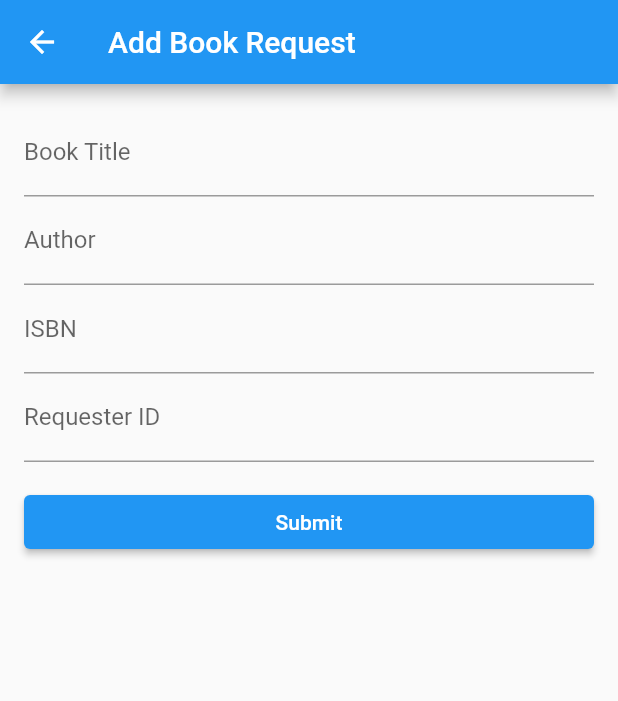
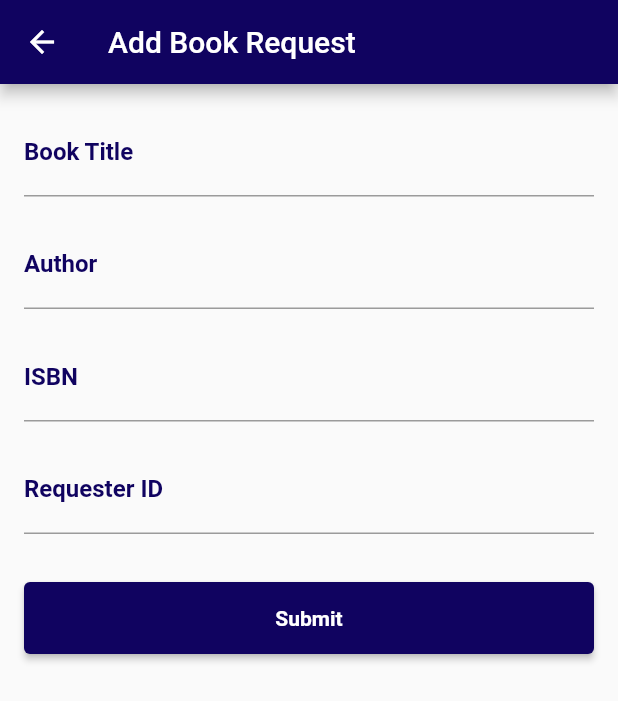
Before and after one commit to SARANGA199/OpenBook, a Flutter app: the AddRequestScreen screen opened directly, on a phone screen of 412 x 824 dp. Shown: the top 701 px of the screen. Run offline on Flutter 3.47's test engine with Material 2 defaults, Android fonts, the phone set to English and light mode, and no system bars; our stand-ins replace cloud_firestore, firebase_auth, firebase_core; accounts and stored records are empty.

Commit message:
crud implementation

```diff
--- a/open_book/lib/screens/request_management/AddRequestScreen.dart
+++ b/open_book/lib/screens/request_management/AddRequestScreen.dart
@@ -1,5 +1,6 @@
 import 'package:open_book/model/bookRequest.dart';
 import 'package:open_book/repositories/BookRequestRepository.dart';
+import 'package:open_book/screens/request_management/DisplayAllRequestsScreen.dart';
 import 'package:flutter/material.dart';
 import 'package:cloud_firestore/cloud_firestore.dart';
 
@@ -32,6 +33,14 @@ class _AddBookRequestScreenState extends State<AddRequestScreen> {
 
       //clear form
       _formKey.currentState!.reset();
+
+      //navigate to DisplayAllRequestsScreen
+      Navigator.push(
+        context,
+        MaterialPageRoute(
+          builder: (context) => DisplayAllRequestsScreen(),
+        ),
+      );
     }
   }
 
@@ -40,6 +49,7 @@ class _AddBookRequestScreenState extends State<AddRequestScreen> {
     return Scaffold(
       appBar: AppBar(
         title: Text('Add Book Request'),
+        backgroundColor: Color(0xFF100360),
       ),
       body: Padding(
         padding: const EdgeInsets.all(16.0),
@@ -51,6 +61,13 @@ class _AddBookRequestScreenState extends State<AddRequestScreen> {
               TextFormField(
                 decoration: InputDecoration(
                   labelText: 'Book Title',
+                  labelStyle: TextStyle(
+                    color: Color(0xFF100360),
+                    fontWeight: FontWeight.bold,
+                  ),
+                  focusedBorder: UnderlineInputBorder(
+                    borderSide: BorderSide(color: Color(0xFF100360)),
+                  ),
                 ),
                 validator: (value) {
                   if (value!.isEmpty) {
@@ -62,9 +79,17 @@ class _AddBookRequestScreenState extends State<AddRequestScreen> {
                   _bookTitle = value!;
                 },
               ),
+              SizedBox(height: 16),
               TextFormField(
                 decoration: InputDecoration(
                   labelText: 'Author',
+                  labelStyle: TextStyle(
+                    color: Color(0xFF100360),
+                    fontWeight: FontWeight.bold,
+                  ),
+                  focusedBorder: UnderlineInputBorder(
+                    borderSide: BorderSide(color: Color(0xFF100360)),
+                  ),
                 ),
                 validator: (value) {
                   if (value!.isEmpty) {
@@ -76,9 +101,17 @@ class _AddBookRequestScreenState extends State<AddRequestScreen> {
                   _author = value!;
                 },
               ),
+              SizedBox(height: 16),
               TextFormField(
                 decoration: InputDecoration(
                   labelText: 'ISBN',
+                  labelStyle: TextStyle(
+                    color: Color(0xFF100360),
+                    fontWeight: FontWeight.bold,
+                  ),
+                  focusedBorder: UnderlineInputBorder(
+                    borderSide: BorderSide(color: Color(0xFF100360)),
+                  ),
                 ),
                 validator: (value) {
                   if (value!.isEmpty) {
@@ -90,9 +123,17 @@ class _AddBookRequestScreenState extends State<AddRequestScreen> {
                   _ISBN = value!;
                 },
               ),
+              SizedBox(height: 16),
               TextFormField(
                 decoration: InputDecoration(
                   labelText: 'Requester ID',
+                  labelStyle: TextStyle(
+                    color: Color(0xFF100360),
+                    fontWeight: FontWeight.bold,
+                  ),
+                  focusedBorder: UnderlineInputBorder(
+                    borderSide: BorderSide(color: Color(0xFF100360)),
+                  ),
                 ),
                 validator: (value) {
                   if (value!.isEmpty) {
@@ -104,10 +145,18 @@ class _AddBookRequestScreenState extends State<AddRequestScreen> {
                   _requesterID = value!;
                 },
               ),
-              SizedBox(height: 16),
+              SizedBox(height: 32),
               ElevatedButton(
                 onPressed: _submitForm,
                 child: const Text('Submit'),
+                style: ElevatedButton.styleFrom(
+                  primary: Color(0xFF100360),
+                  textStyle: TextStyle(
+                    color: Colors.white,
+                    fontWeight: FontWeight.bold,
+                  ),
+                  padding: EdgeInsets.symmetric(vertical: 16),
+                ),
               ),
             ],
           ),
```
Also changed, not shown: open_book/lib/screens/request_management/DisplayAllRequestsScreen.dart (added, +137 -0 lines), open_book/lib/screens/request_management/EditRequestScreen.dart (added, +126 -0 lines).
